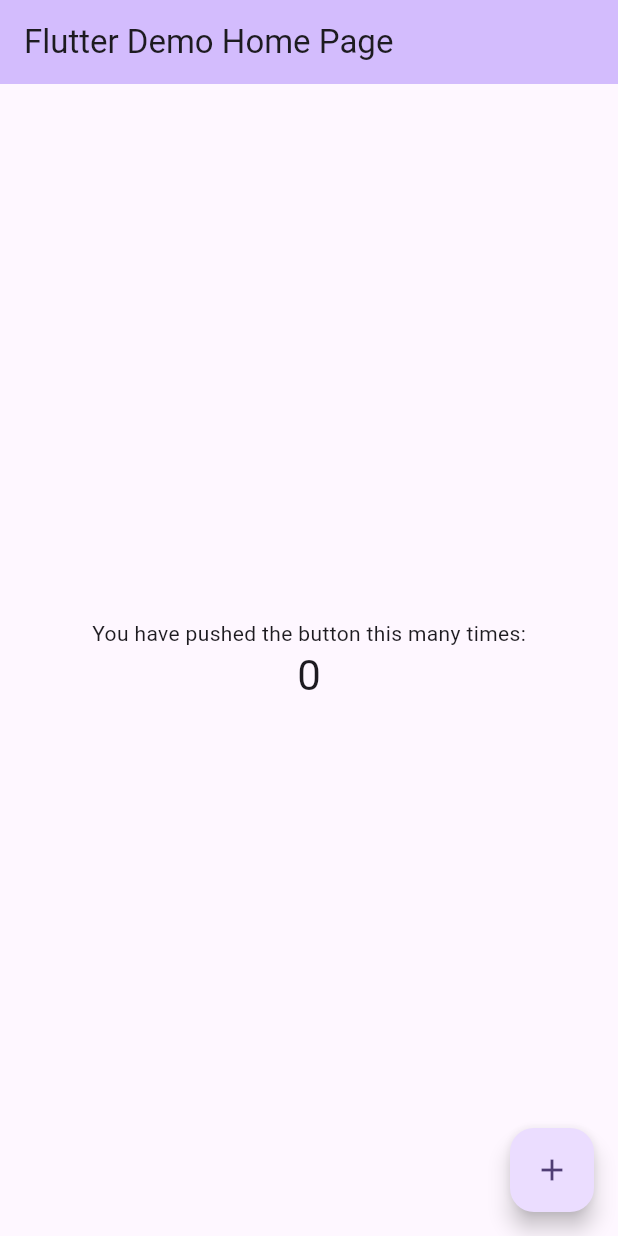
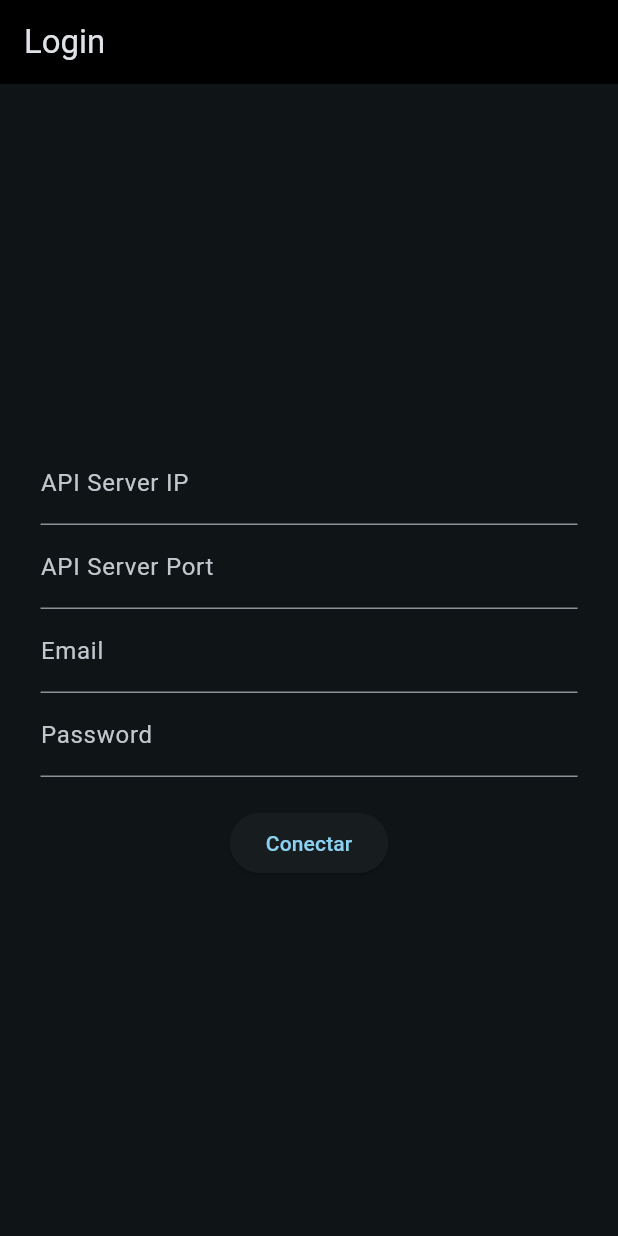
Before and after one commit to weslley343/yuuri_professional, a Flutter app: the screen it shows after launch, on a phone screen of 412 x 824 dp. Run offline on Flutter 3.47's test engine with Material 3 defaults, Android fonts, the phone set to English and light mode, and no system bars; our stand-ins replace go_router, shared_preferences.

Commit message:
upload para resolver bug no flutter

```diff
--- a/lib/main.dart
+++ b/lib/main.dart
@@ -1,125 +1,50 @@
 import 'package:flutter/material.dart';
+import 'package:go_router/go_router.dart';
+import 'package:yuuri_professional/pages/client/client.dart';
+import 'package:yuuri_professional/pages/home/home.dart';
+import 'package:yuuri_professional/pages/signin/signin.dart';
 
 void main() {
-  runApp(const MyApp());
+  runApp(MyApp());
 }
 
 class MyApp extends StatelessWidget {
-  const MyApp({super.key});
+  final GoRouter _router = GoRouter(
+    routes: [
+      GoRoute(
+        path: '/',
+        builder: (context, state) => Signin(),
+      ),
+      GoRoute(
+        path: '/home',
+        builder: (context, state) => Home(),
+      ),
+      GoRoute(
+        path: '/detail',
+        builder: (context, state) => Client(),
+      ),
+    ],
+  );
 
-  // This widget is the root of your application.
+  MyApp({super.key});
+
   @override
   Widget build(BuildContext context) {
-    return MaterialApp(
-      title: 'Flutter Demo',
-      theme: ThemeData(
-        // This is the theme of your application.
-        //
-        // TRY THIS: Try running your application with "flutter run". You'll see
-        // the application has a purple toolbar. Then, without quitting the app,
-        // try changing the seedColor in the colorScheme below to Colors.green
-        // and then invoke "hot reload" (save your changes or press the "hot
-        // reload" button in a Flutter-supported IDE, or press "r" if you used
-        // the command line to start the app).
-        //
-        // Notice that the counter didn't reset back to zero; the application
-        // state is not lost during the reload. To reset the state, use hot
-        // restart instead.
-        //
-        // This works for code too, not just values: Most code changes can be
-        // tested with just a hot reload.
-        colorScheme: ColorScheme.fromSeed(seedColor: Colors.deepPurple),
-        useMaterial3: true,
+    ThemeData temaEscuro = ThemeData(
+      colorScheme: ColorScheme.fromSeed(
+        seedColor: Colors.blueGrey,
+        brightness: Brightness.dark,
       ),
-      home: const MyHomePage(title: 'Flutter Demo Home Page'),
+      appBarTheme: const AppBarTheme(
+        color: Color.fromARGB(255, 0, 0, 0),
+      ),
+      useMaterial3: true,
+    );
+
+    return MaterialApp.router(
+      theme: temaEscuro,
+      routerConfig: _router,
+      debugShowCheckedModeBanner: false,
     );
   }
 }
-
-class MyHomePage extends StatefulWidget {
-  const MyHomePage({super.key, required this.title});
-
-  // This widget is the home page of your application. It is stateful, meaning
-  // that it has a State object (defined below) that contains fields that affect
-  // how it looks.
-
-  // This class is the configuration for the state. It holds the values (in this
-  // case the title) provided by the parent (in this case the App widget) and
-  // used by the build method of the State. Fields in a Widget subclass are
-  // always marked "final".
-
-  final String title;
-
-  @override
-  State<MyHomePage> createState() => _MyHomePageState();
-}
-
-class _MyHomePageState extends State<MyHomePage> {
-  int _counter = 0;
-
-  void _incrementCounter() {
-    setState(() {
-      // This call to setState tells the Flutter framework that something has
-      // changed in this State, which causes it to rerun the build method below
-      // so that the display can reflect the updated values. If we changed
-      // _counter without calling setState(), then the build method would not be
-      // called again, and so nothing would appear to happen.
-      _counter++;
-    });
-  }
-
-  @override
-  Widget build(BuildContext context) {
-    // This method is rerun every time setState is called, for instance as done
-    // by the _incrementCounter method above.
-    //
-    // The Flutter framework has been optimized to make rerunning build methods
-    // fast, so that you can just rebuild anything that needs updating rather
-    // than having to individually change instances of widgets.
-    return Scaffold(
-      appBar: AppBar(
-        // TRY THIS: Try changing the color here to a specific color (to
-        // Colors.amber, perhaps?) and trigger a hot reload to see the AppBar
-        // change color while the other colors stay the same.
-        backgroundColor: Theme.of(context).colorScheme.inversePrimary,
-        // Here we take the value from the MyHomePage object that was created by
-        // the App.build method, and use it to set our appbar title.
-        title: Text(widget.title),
-      ),
-      body: Center(
-        // Center is a layout widget. It takes a single child and positions it
-        // in the middle of the parent.
-        child: Column(
-          // Column is also a layout widget. It takes a list of children and
-          // arranges them vertically. By default, it sizes itself to fit its
-          // children horizontally, and tries to be as tall as its parent.
-          //
-          // Column has various properties to control how it sizes itself and
-          // how it positions its children. Here we use mainAxisAlignment to
-          // center the children vertically; the main axis here is the vertical
-          // axis because Columns are vertical (the cross axis would be
-          // horizontal).
-          //
-          // TRY THIS: Invoke "debug painting" (choose the "Toggle Debug Paint"
-          // action in the IDE, or press "p" in the console), to see the
-          // wireframe for each widget.
-          mainAxisAlignment: MainAxisAlignment.center,
-          children: <Widget>[
-            const Text(
-              'You have pushed the button this many times:',
-            ),
-            Text(
-              '$_counter',
-              style: Theme.of(context).textTheme.headlineMedium,
-            ),
-          ],
-        ),
-      ),
-      floatingActionButton: FloatingActionButton(
-        onPressed: _incrementCounter,
-        tooltip: 'Increment',
-        child: const Icon(Icons.add),
-      ), // This trailing comma makes auto-formatting nicer for build methods.
-    );
-  }
-}
--- /dev/null
+++ b/lib/pages/signin/signin.dart
@@ -0,0 +1,136 @@
+import 'dart:convert';
+import 'package:http/http.dart' as http;
+import 'package:flutter/material.dart';
+import 'package:go_router/go_router.dart';
+import 'package:shared_preferences/shared_preferences.dart';
+
+class Signin extends StatefulWidget {
+  const Signin({super.key});
+
+  @override
+  State<Signin> createState() => _SigninState();
+}
+
+class _SigninState extends State<Signin> {
+  final TextEditingController _emailController = TextEditingController();
+  final TextEditingController _passwordController = TextEditingController();
+  final TextEditingController _apiServerIpController = TextEditingController();
+  final TextEditingController _apiServerPortController =
+      TextEditingController();
+  @override
+  void initState() {
+    super.initState();
+    _loadSavedPreferences();
+  }
+
+  Future<void> _loadSavedPreferences() async {
+    final sharedPrefs = await SharedPreferences.getInstance();
+
+    setState(() {
+      _apiServerIpController.text =
+          sharedPrefs.getString('api_server_ip') ?? '';
+      _apiServerPortController.text =
+          sharedPrefs.getString('api_server_port') ?? '';
+      _emailController.text = sharedPrefs.getString('email') ?? '';
+      _passwordController.text = sharedPrefs.getString('password') ?? '';
+    });
+  }
+
+  Future<void> _login() async {
+    final email = _emailController.text;
+    final password = _passwordController.text;
+    final apiServerIp = _apiServerIpController.text;
+    final apiServerPort = _apiServerPortController.text;
+
+    final loginSuccessful = await getTokens(
+      apiServerIp,
+      apiServerPort,
+      email,
+      password,
+    );
+
+    if (!mounted) return;
+
+    if (loginSuccessful) {
+      context.go('/home');
+    } else {
+      ScaffoldMessenger.of(context).showSnackBar(
+        const SnackBar(content: Text('Falha ao realizar login')),
+      );
+    }
+  }
+
+  @override
+  Widget build(BuildContext context) {
+    return Scaffold(
+      appBar: AppBar(title: const Text('Login')),
+      body: Padding(
+        padding: const EdgeInsets.all(27),
+        child: Column(
+          mainAxisAlignment: MainAxisAlignment.center,
+          children: [
+            TextField(
+              controller: _apiServerIpController,
+              decoration: const InputDecoration(labelText: 'API Server IP'),
+            ),
+            TextField(
+              controller: _apiServerPortController,
+              keyboardType: TextInputType.number,
+              decoration: const InputDecoration(labelText: 'API Server Port'),
+            ),
+            TextField(
+              controller: _emailController,
+              decoration: const InputDecoration(labelText: 'Email'),
+            ),
+            TextField(
+              controller: _passwordController,
+              obscureText: true,
+              decoration: const InputDecoration(labelText: 'Password'),
+            ),
+            const SizedBox(height: 20),
+            ElevatedButton(
+              onPressed: _login,
+              child: const Text('Conectar'),
+            ),
+          ],
+        ),
+      ),
+    );
+  }
+}
+
+Future<bool> getTokens(
+  String apiServerIp,
+  String apiServerPort,
+  String email,
+  String password,
+) async {
+  final loginUrl = Uri.parse('http://$apiServerIp:$apiServerPort/professional/signin');
+
+  final requestBody = json.encode({
+    'email': email,
+    'password': password,
+  });
+
+  final response = await http.post(
+    loginUrl,
+    headers: {'Content-Type': 'application/json'},
+    body: requestBody,
+  );
+
+  if (response.statusCode == 200) {
+    final responseBody = json.decode(response.body);
+
+    final sharedPrefs = await SharedPreferences.getInstance();
+    await sharedPrefs.setString('access_token', responseBody['acetoken']);
+    await sharedPrefs.setString('refresh_token', responseBody['reftoken']);
+    await sharedPrefs.setString('email', email);
+    await sharedPrefs.setString('api_server_ip', apiServerIp);
+    await sharedPrefs.setString('api_server_port', apiServerPort);
+    await sharedPrefs.setString('password', password);
+
+    return true;
+  } else {
+    return false;
+  }
+}
```
Also changed, not shown: lib/pages/avaliation/avaliation.dart (added, +15 -0 lines), lib/pages/avaliatons/avaliations.dart (added, +15 -0 lines), lib/pages/client/client.dart (added, +15 -0 lines), lib/pages/home/home.dart (added, +68 -0 lines), pubspec.yaml (+7 -0 lines), lib/pages/add_client/add_client.dart (added), pubspec.lock, 2 other files.
